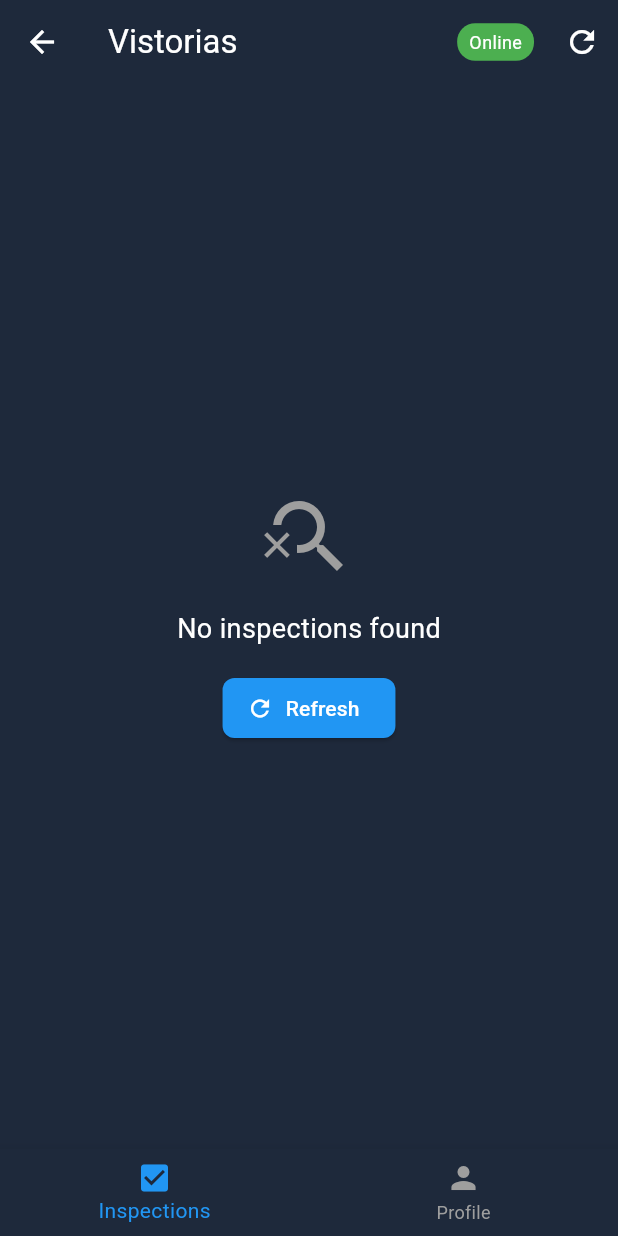
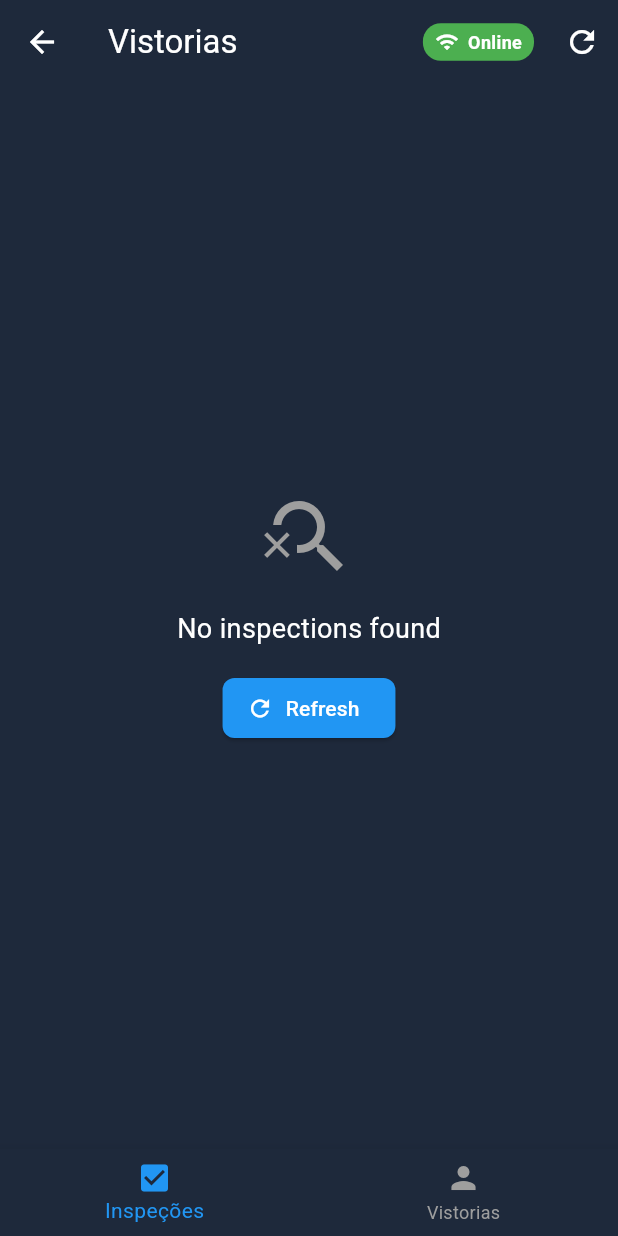
Before and after one commit to danrleyribeiro-rv/inspection_app, a Flutter app: the HomeScreen screen opened by its route, on a phone screen of 412 x 824 dp. Run offline on Flutter 3.47's test engine with Material 3 defaults, Android fonts, the light colour scheme and no system bars; our stand-ins replace brasil_fields, cloud_firestore, connectivity_plus, file_picker, firebase_auth, firebase_core and 5 more; missing offline and left inert: cpf_cnpj_validator; accounts and stored records are empty.

Commit message:
Atualizações visuais e funcionais de conectatividade

```diff
--- a/lib/presentation/screens/home/home_screen.dart
+++ b/lib/presentation/screens/home/home_screen.dart
@@ -4,8 +4,7 @@ import 'package:flutter/material.dart';
 import 'package:inspection_app/presentation/screens/home/inspection_tab.dart';
 import 'package:inspection_app/presentation/screens/home/profile_tab.dart';
 import 'package:inspection_app/services/firebase_service.dart';
-import 'package:inspection_app/services/connectivity_service.dart';
-
+import 'package:connectivity_plus/connectivity_plus.dart';
 
 class HomeScreen extends StatefulWidget {
   const HomeScreen({super.key});
@@ -17,9 +16,9 @@ class HomeScreen extends StatefulWidget {
 class _HomeScreenState extends State<HomeScreen> {
   int _currentIndex = 0;
   final _auth = FirebaseService().auth;
-  final _connectivityService = ConnectivityService();
+  final _connectivityService = Connectivity();
   bool _isOnline = false;
-  StreamSubscription<bool>? _connectivitySubscription;
+  StreamSubscription<List<ConnectivityResult>>? _connectivitySubscription;
 
   final List<Widget> _tabs = [
     const InspectionsTab(),
@@ -40,16 +39,15 @@ class _HomeScreenState extends State<HomeScreen> {
   }
 
   void _setupConnectivityListener() {
-    _connectivityService.initialize();
-    _connectivitySubscription = _connectivityService.onConnectivityChanged.listen((isOnline) {
+    _connectivitySubscription = _connectivityService.onConnectivityChanged.listen((connectivityResult) {
       setState(() {
-        _isOnline = isOnline;
+        _isOnline = connectivityResult != ConnectivityResult.none;
       });
     });
 
-    _connectivityService.checkConnectivity().then((isOnline) {
+    _connectivityService.checkConnectivity().then((connectivityResult) {
       setState(() {
-        _isOnline = isOnline;
+        _isOnline = connectivityResult != ConnectivityResult.none;
       });
     });
   }
@@ -81,11 +79,11 @@ class _HomeScreenState extends State<HomeScreen> {
         items: const [
           BottomNavigationBarItem(
             icon: Icon(Icons.check_box),
-            label: 'Inspections',
+            label: 'Inspeções',
           ),
           BottomNavigationBarItem(
             icon: Icon(Icons.person),
-            label: 'Profile',
+            label: 'Vistorias',
           ),
         ],
       ),
--- a/lib/presentation/screens/home/inspection_tab.dart
+++ b/lib/presentation/screens/home/inspection_tab.dart
@@ -20,25 +20,19 @@ class _InspectionsTabState extends State<InspectionsTab> {
 
   bool _isLoading = true;
   List<Map<String, dynamic>> _inspections = [];
-  bool _isOnline = true;
+  bool _isOnline = false;
   double progress = 0.0;
+  final Connectivity _connectivity = Connectivity();
 
   @override
   void initState() {
     super.initState();
-    _checkConnectivity();
+    _initConnectivity();
     _loadInspections();
-
-    // Monitorar mudanças de conectividade
-    Connectivity().onConnectivityChanged.listen((result) {
-      setState(() {
-        _isOnline = result != ConnectivityResult.none;
-      });
-    });
   }
 
-  Future<void> _checkConnectivity() async {
-    final connectivityResult = await Connectivity().checkConnectivity();
+  Future<void> _initConnectivity() async {
+    final connectivityResult = await _connectivity.checkConnectivity();
     setState(() {
       _isOnline = connectivityResult != ConnectivityResult.none;
     });
@@ -101,18 +95,39 @@ class _InspectionsTabState extends State<InspectionsTab> {
         title: const Text('Vistorias'),
         backgroundColor: const Color(0xFF1E293B), // Slate app bar color
         actions: [
-          // Indicador de status online/offline
-          Container(
+          StreamBuilder<bool>(
+            stream: _connectivity.onConnectivityChanged.map(
+              (results) => results != ConnectivityResult.none,
+            ),
+            initialData: _isOnline,
+            builder: (context, snapshot) {
+              final isOnline = snapshot.data ?? false;
+              return Container(
                 padding: const EdgeInsets.symmetric(horizontal: 8, vertical: 4),
                 margin: const EdgeInsets.symmetric(vertical: 12, horizontal: 8),
                 decoration: BoxDecoration(
-              color: _isOnline ? Colors.green : Colors.red,
+                  color: isOnline ? Colors.green : Colors.orange,
                   borderRadius: BorderRadius.circular(12),
                 ),
-            child: Text(
-              _isOnline ? 'Online' : 'Offline',
-              style: const TextStyle(fontSize: 12),
+                child: Row(
+                  children: [
+                    Icon(
+                      isOnline ? Icons.wifi : Icons.wifi_off,
+                      color: Colors.white,
+                      size: 16,
                     ),
+                    const SizedBox(width: 6),
+                    Text(
+                      isOnline ? 'Online' : 'Offline',
+                      style: const TextStyle(
+                          fontSize: 12,
+                          color: Colors.white,
+                          fontWeight: FontWeight.bold),
+                    ),
+                  ],
+                ),
+              );
+            },
           ),
           IconButton(
             icon: const Icon(Icons.refresh),
@@ -189,7 +204,11 @@ class _InspectionsTabState extends State<InspectionsTab> {
                                         overflow: TextOverflow.ellipsis,
                                       ),
                                     ),
-                                    _buildStatusChip(inspection['status']),
+                                    const SizedBox(width: 8), // Add spacing
+                                    Flexible(
+                                      child: _buildStatusChip(
+                                          inspection['status']),
+                                    ),
                                   ],
                                 ),
                                 const SizedBox(height: 8),
@@ -212,7 +231,6 @@ class _InspectionsTabState extends State<InspectionsTab> {
                                     ),
                                   ],
                                 ),
-
                                 const SizedBox(height: 12),
                                 const Text(
                                   'Progress:',
@@ -221,20 +239,25 @@ class _InspectionsTabState extends State<InspectionsTab> {
                                 ),
                                 const SizedBox(height: 4),
                                 FutureBuilder<double>(
-                                  future: _inspectionService.calculateCompletionPercentage(inspection['id']),
+                                  future: _inspectionService
+                                      .calculateCompletionPercentage(
+                                          inspection['id']),
                                   builder: (context, snapshot) {
                                     final percentage = snapshot.data ?? 0.0;
                                     return Column(
-                                      crossAxisAlignment: CrossAxisAlignment.start,
+                                      crossAxisAlignment:
+                                          CrossAxisAlignment.start,
                                       children: [
                                         LinearProgressIndicator(
                                           value: percentage,
                                           backgroundColor: Colors.grey[300],
-                                          valueColor: AlwaysStoppedAnimation<Color>(
+                                          valueColor:
+                                              AlwaysStoppedAnimation<Color>(
                                             Theme.of(context).primaryColor,
                                           ),
                                           minHeight: 8,
-                                          borderRadius: BorderRadius.circular(4),
+                                          borderRadius:
+                                              BorderRadius.circular(4),
                                         ),
                                         const SizedBox(height: 4),
                                         Text(
@@ -256,13 +279,17 @@ class _InspectionsTabState extends State<InspectionsTab> {
                                         inspection['status'] == 'in_progress')
                                       ElevatedButton(
                                         onPressed: () {
-                                          Navigator.of(context).push(
+                                          Navigator.of(context)
+                                              .push(
                                                 MaterialPageRoute(
-                                              builder: (context) => InspectionDetailScreen(
-                                                inspectionId: inspection['id'],
+                                                  builder: (context) =>
+                                                      InspectionDetailScreen(
+                                                    inspectionId:
+                                                        inspection['id'],
                                                   ),
                                                 ),
-                                          ).then((_) => _loadInspections());
+                                              )
+                                              .then((_) => _loadInspections());
                                         },
                                         child: Text(
                                           inspection['status'] == 'pending'
--- a/lib/services/connectivity_service.dart
+++ /dev/null
@@ -1,42 +0,0 @@
-// lib/services/connectivity_service.dart
-import 'dart:async';
-import 'package:connectivity_plus/connectivity_plus.dart';
-
-class ConnectivityService {
-  static final ConnectivityService _instance = ConnectivityService._internal();
-
-  factory ConnectivityService() {
-    return _instance;
-  }
-
-  ConnectivityService._internal();
-
-  final Connectivity _connectivity = Connectivity();
-  final _connectivityController = StreamController<bool>.broadcast();
-
-  Stream<bool> get onConnectivityChanged => _connectivityController.stream;
-
-  // Initialize and start listening for connectivity changes
-  void initialize() {
-    _connectivity.onConnectivityChanged.listen(_updateConnectionStatus);
-    checkConnectivity();
-  }
-
-  // Check current connectivity
-  Future<bool> checkConnectivity() async {
-    final result = await _connectivity.checkConnectivity();
-    final isOnline = result != ConnectivityResult.none;
-    _connectivityController.add(isOnline);
-    return isOnline;
-  }
-
-  void _updateConnectionStatus(List<ConnectivityResult> results) {
-    final isOnline = results.isNotEmpty && results.first != ConnectivityResult.none;
-    _connectivityController.add(isOnline);
-  }
-
-  // Dispose resources
-  void dispose() {
-    _connectivityController.close();
-  }
-}
```
Also changed, not shown: lib/presentation/screens/inspection/inspection_detail_screen.dart (+9 -9 lines), lib/presentation/screens/inspection/non_conformity_screen.dart (+4 -4 lines), lib/presentation/screens/splash/splash_screen.dart (+7 -4 lines), lib/presentation/widgets/non_conformity_media_widget.dart (+5 -4 lines), lib/presentation/widgets/offline_status_banner.dart (added, +68 -0 lines), lib/services/firebase_inspection_service.dart (+180 -44 lines), lib/services/firebase_service.dart (+67 -10 lines). Lines whose indentation alone changed are shown as unchanged.
